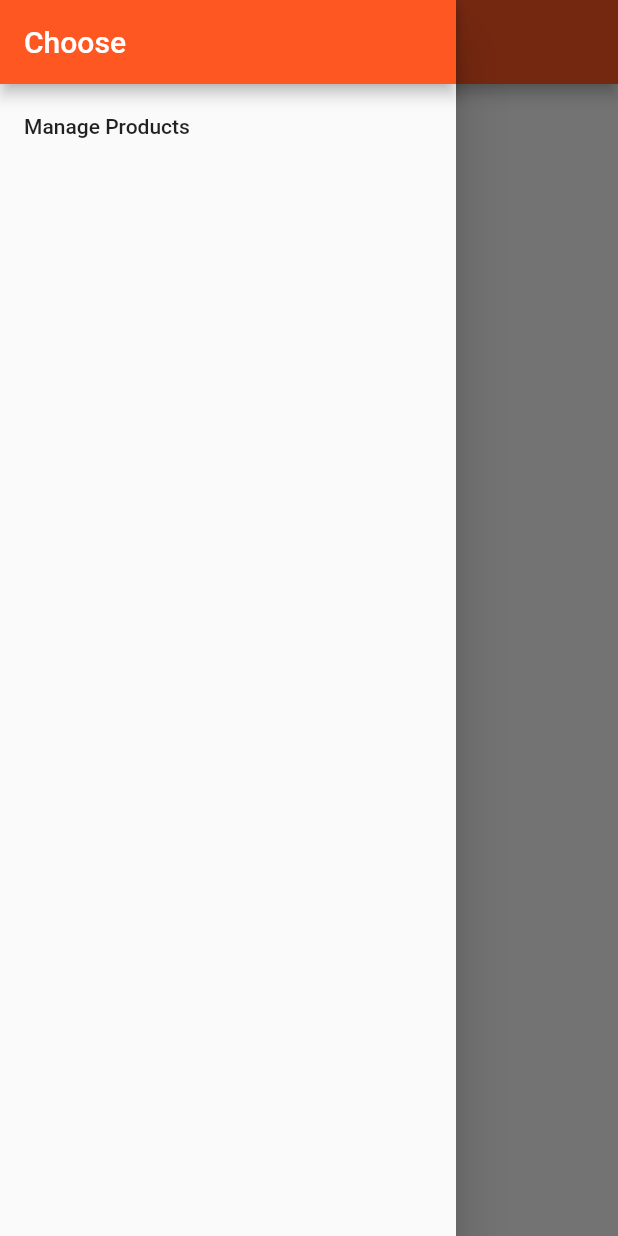
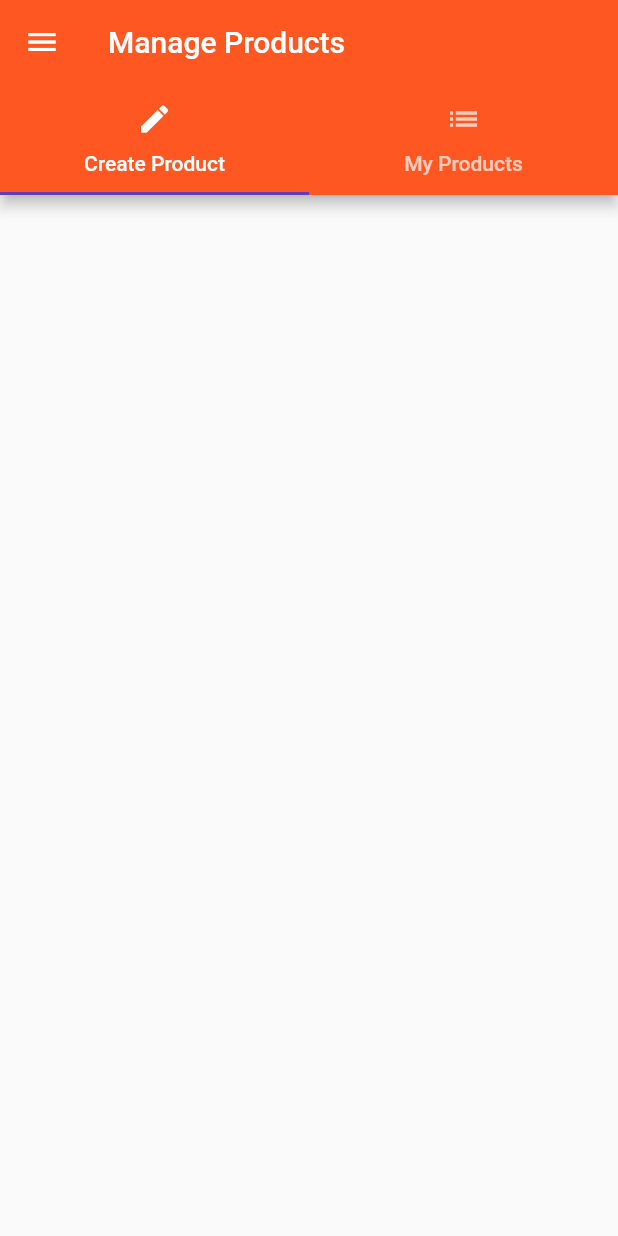
Before and after one commit to amitraj1996/Easy-List, a Flutter app: the ProductsPage screen opened directly, in the side drawer, after a tap on "Manage Products", on a phone screen of 412 x 824 dp. Run offline on Flutter 3.47's test engine with Material 2 defaults, Android fonts, the phone set to English and light mode, and no system bars.

Commit message:
product admin page

```diff
--- a/lib/pages/products.dart
+++ b/lib/pages/products.dart
@@ -1,5 +1,7 @@
 import 'package:flutter/material.dart';
+
 import '../product_manager.dart';
+import './products_admin.dart';
 
 class ProductsPage extends StatelessWidget {
   @override
@@ -12,7 +14,14 @@ class ProductsPage extends StatelessWidget {
               automaticallyImplyLeading: false,
               title: Text('Choose'),
             ),
-            ListTile(title: Text('Manage Products'), onTap: () {},)
+            ListTile(
+              title: Text('Manage Products'),
+              onTap: () {
+                Navigator.pushReplacement(context, MaterialPageRoute(
+                  builder: (BuildContext context) => ProductsAdminPage()
+                ));
+              },
+            )
           ],
         ),
       ),
--- /dev/null
+++ b/lib/pages/products_admin.dart
@@ -0,0 +1,52 @@
+import 'package:flutter/material.dart';
+
+import './products.dart';
+// import './product_create.dart';
+// import './products_admin.dart';
+
+class ProductsAdminPage extends StatelessWidget {
+  @override
+  Widget build(BuildContext context) {
+    return DefaultTabController(
+      length: 2,
+      child: Scaffold(
+        drawer: Drawer(
+          child: Column(
+            children: <Widget>[
+              AppBar(
+                automaticallyImplyLeading: false,
+                title: Text('Choose'),
+              ),
+              ListTile(
+                title: Text('All Products'),
+                onTap: () {
+                  Navigator.pushReplacement(
+                    context,
+                    MaterialPageRoute(
+                      builder: (BuildContext context) => ProductsPage()
+                    )
+                    );
+                },
+              )
+            ],
+          ),
+        ),
+        appBar: AppBar(
+          title: Text('Manage Products'),
+          bottom: TabBar(
+            tabs: <Widget>[
+              Tab(
+                icon: Icon(Icons.create),
+                text: 'Create Product',
+              ),
+              Tab(
+                icon: Icon(Icons.list),
+                text: 'My Products',
+              )
+            ],
+          ),
+        ),
+      ),
+    );
+  }
+}
```
Also changed, not shown: lib/pages/product_create.dart (added), lib/pages/product_list.dart (added).
